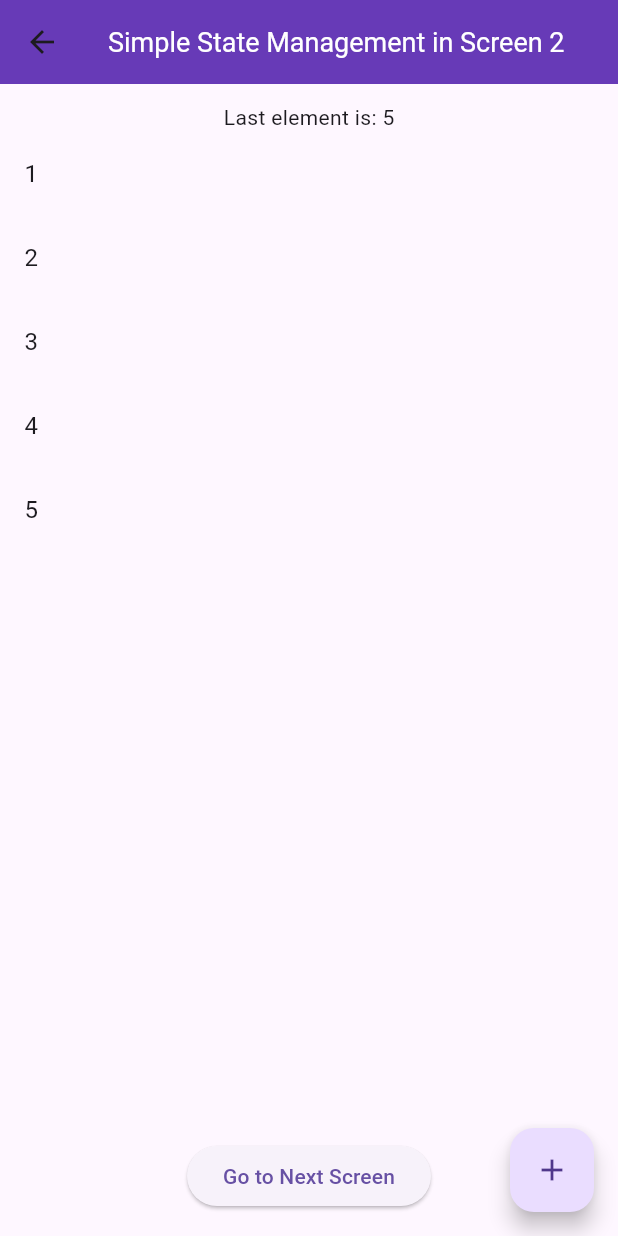
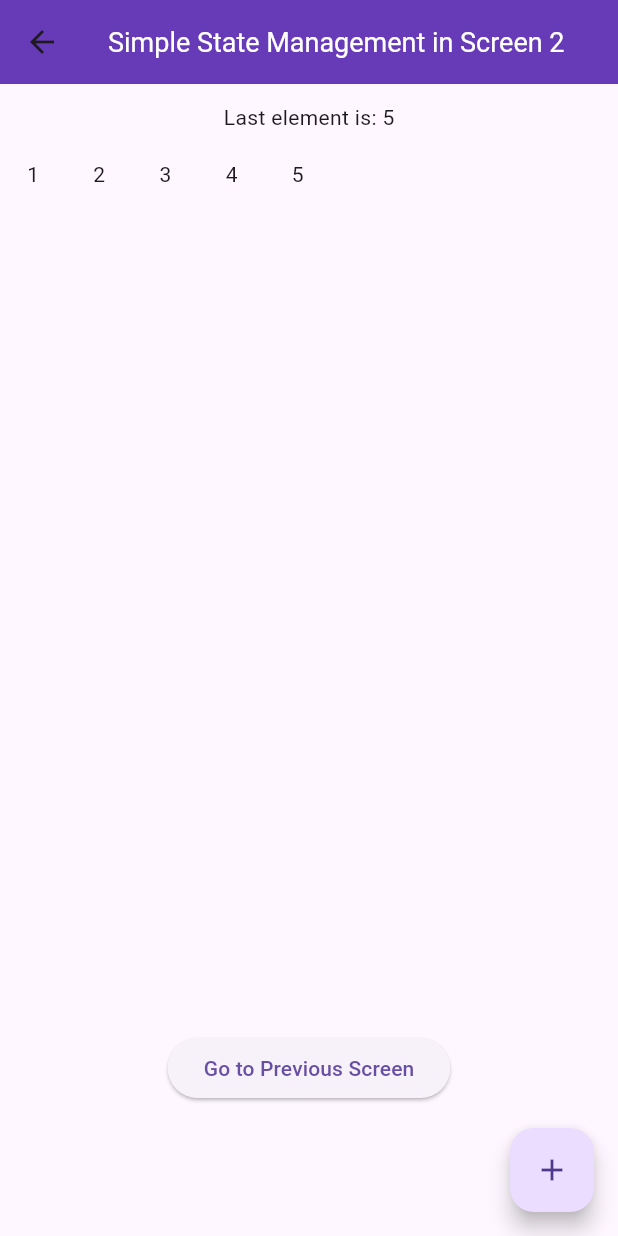
Before and after one commit to manishbajagai2/provider_project, a Flutter app: the screen it shows after launch, after a tap on "Go to Next Screen", on a phone screen of 412 x 824 dp. Run offline on Flutter 3.47's test engine with Material 3 defaults, Android fonts, the phone set to English and light mode, and no system bars.

```diff
--- a/lib/main.dart
+++ b/lib/main.dart
@@ -1,5 +1,5 @@
 import "package:flutter/material.dart";
-import "package:provider_project/Screen1.dart";
+import "package:provider_project/screen_1.dart";
 
 void main() {
   runApp(const MyApp());
--- a/lib/Screen1.dart
+++ b/lib/screen_1.dart
@@ -1,5 +1,5 @@
 import 'package:flutter/material.dart';
-import 'package:provider_project/Screen2.dart';
+import 'package:provider_project/screen_2.dart';
 
 class Screen1 extends StatefulWidget {
   const Screen1({super.key});
--- a/lib/Screen2.dart
+++ b/lib/screen_2.dart
@@ -25,16 +25,23 @@ class _Screen2State extends State<Screen2> {
               height: 12,
             ),
             Text('Last element is: ${widget.numberList.last.toString()}'),
-            Expanded(
+            SizedBox(
+              width: double.maxFinite,
+              height: 600,
               child: ListView.builder(
+                  scrollDirection: Axis.horizontal,
                   itemCount: widget.numberList.length,
                   itemBuilder: (context, index) {
-                    return ListTile(
-                        title: Text(widget.numberList[index].toString()));
+                    return Padding(
+                      padding: const EdgeInsets.all(18.0),
+                      child: Text(widget.numberList[index].toString()),
+                    );
                   }),
             ),
             ElevatedButton(
-                onPressed: () {}, child: const Text('Go to Next Screen')),
+                onPressed: () {
+                  Navigator.pop(context);
+                }, child: const Text('Go to Previous Screen')),
             const SizedBox(
               height: 16,
             )
```
